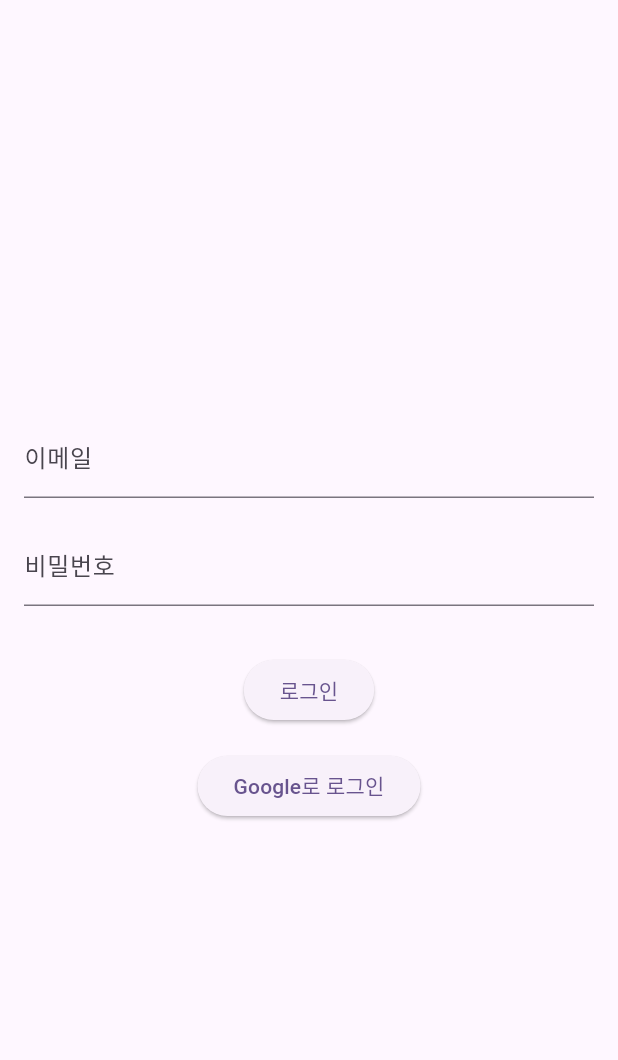
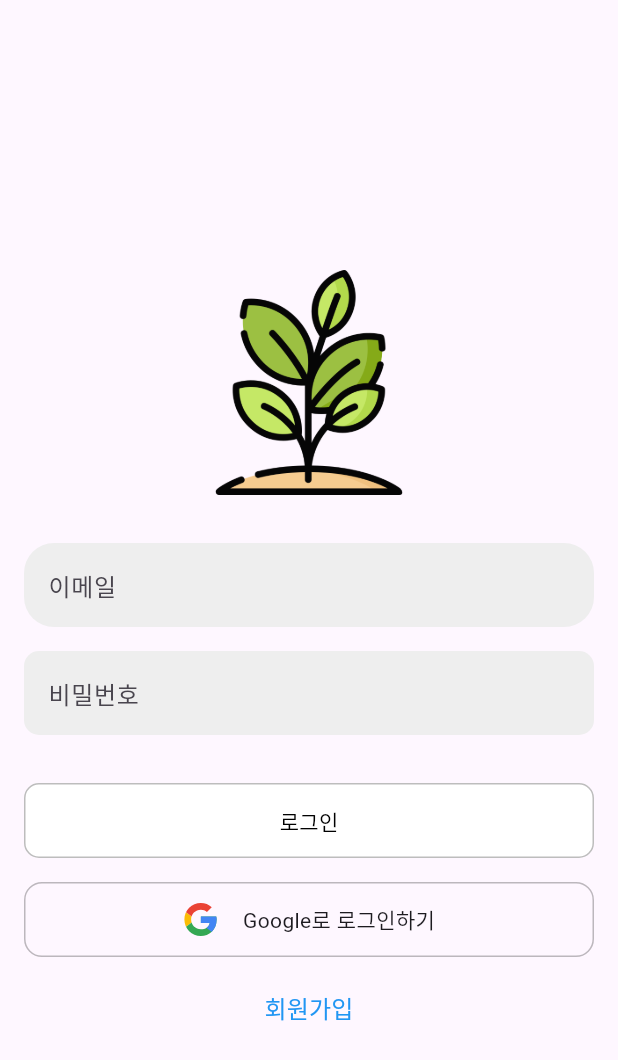
Before and after one commit to plog-us/plog-us-FE, a Flutter app: the LoginScreen screen opened directly, on a phone screen of 412 x 824 dp. Shown: the top 1060 px of the screen. Run offline on Flutter 3.47's test engine with Material 3 defaults, Android fonts, the light colour scheme and no system bars; our stand-ins replace flutter_screenutil, flutter_svg, fluttertoast, geolocator, get, google_maps_flutter and 3 more.

Commit message:
feat: login design

```diff
--- a/lib/app/routes/app_pages.dart
+++ b/lib/app/routes/app_pages.dart
@@ -32,6 +32,12 @@ class AppPages {
       binding: MainBinding(),
       transition: Transition.downToUp,
     ),
+    GetPage(
+      name: _Paths.JOIN,
+      page: () => const SignUpScreen(),
+      binding: MainBinding(),
+      transition: Transition.fadeIn,
+    ),
     // TODO: Add More Pages
   ];
 }
--- a/lib/app/routes/app_routes.dart
+++ b/lib/app/routes/app_routes.dart
@@ -5,6 +5,7 @@ abstract class Routes {
 
   static const LOGIN = _Paths.LOGIN;
   static const MAIN = _Paths.MAIN;
+  static const JOIN = _Paths.JOIN;
   static const SETTING = _Paths.SETTING;
   // TODO: Add More Routes
 }
@@ -12,6 +13,7 @@ abstract class Routes {
 abstract class _Paths {
   static const LOGIN = "/login";
   static const MAIN = "/main";
+  static const JOIN = "/join";
   static const SETTING = "/setting";
   // TODO: Add More Paths
 }
--- a/lib/app/view/login_page/login_page.dart
+++ b/lib/app/view/login_page/login_page.dart
@@ -4,6 +4,7 @@ import 'package:google_sign_in/google_sign_in.dart';
 import 'dart:convert';
 import 'package:http/http.dart' as http;
 import 'package:plog_us/app/controllers/login/login_controller.dart';
+import 'package:flutter_svg/flutter_svg.dart';
 
 class LoginScreen extends StatefulWidget {
   const LoginScreen({super.key});
@@ -22,38 +23,116 @@ class _LoginScreenState extends State<LoginScreen> {
   @override
   Widget build(BuildContext context) {
     return Scaffold(
-      body: Padding(
+      body: Center(
+        child: Padding(
           padding: const EdgeInsets.all(16.0),
+          child: SingleChildScrollView(
             child: Column(
               mainAxisAlignment: MainAxisAlignment.center,
               children: [
+                const SizedBox(height: 40.0),
+                Container(
+                  width: double.infinity,
+                  padding: const EdgeInsets.all(12.0),
+                  child: Image.asset(
+                    'assets/images/plant.png', // 로고 이미지 경로
+                    width: 150, // 이미지 너비
+                    height: 150, // 이미지 높이
+                  ),
+                ),
+                const SizedBox(height: 20.0),
                 TextField(
                   controller: emailController,
-              decoration: const InputDecoration(
+                  decoration: InputDecoration(
                     labelText: '이메일',
+                    filled: true,
+                    fillColor: Colors.grey[200],
+                    enabledBorder: OutlineInputBorder(
+                      borderSide: BorderSide.none,
+                      borderRadius: BorderRadius.circular(20.0),
+                    ),
+                    focusedBorder: OutlineInputBorder(
+                      borderSide: BorderSide.none,
+                      borderRadius: BorderRadius.circular(20.0),
+                    ),
                   ),
                 ),
                 const SizedBox(height: 16.0),
                 TextField(
                   controller: passwordController,
                   obscureText: true,
-              decoration: const InputDecoration(
+                  decoration: InputDecoration(
                     labelText: '비밀번호',
+                    filled: true,
+                    fillColor: Colors.grey[200],
+                    enabledBorder: OutlineInputBorder(
+                      borderSide: BorderSide.none,
+                      borderRadius: BorderRadius.circular(10.0),
+                    ),
+                    focusedBorder: OutlineInputBorder(
+                      borderSide: BorderSide.none,
+                      borderRadius: BorderRadius.circular(10.0),
+                    ),
                   ),
                 ),
                 const SizedBox(height: 32.0),
-            ElevatedButton(
-              onPressed: () {
+                GestureDetector(
+                  onTap: () {
                     _Login();
                   },
-              child: const Text('로그인'),
+                  child: Container(
+                    width: double.infinity,
+                    height: 50,
+                    alignment: Alignment.center,
+                    decoration: BoxDecoration(
+                      border: Border.all(color: Colors.black26),
+                      borderRadius: BorderRadius.circular(10),
+                      color: Colors.white,
+                    ),
+                    child: const Text(
+                      '로그인',
+                      style: TextStyle(color: Colors.black),
+                    ),
+                  ),
                 ),
                 const SizedBox(height: 16.0),
-            ElevatedButton(
-              onPressed: _handleGoogleSignIn,
-              child: const Text('Google로 로그인'),
+                GestureDetector(
+                  onTap: _handleGoogleSignIn, // _login 함수를 실행하도록 설정
+                  child: Container(
+                    decoration: BoxDecoration(
+                      border: Border.all(color: Colors.black26),
+                      borderRadius: BorderRadius.circular(12),
+                    ),
+                    height: 50,
+                    padding: const EdgeInsets.symmetric(horizontal: 20),
+                    child: Row(
+                      mainAxisAlignment: MainAxisAlignment.center,
+                      children: [
+                        SvgPicture.asset('assets/icons/ic_google.svg'),
+                        const SizedBox(width: 16),
+                        const Text(
+                          "Google로 로그인하기",
                         ),
                       ],
+                    ),
+                  ),
+                ),
+                const SizedBox(height: 10.0),
+                TextButton(
+                  onPressed: () {
+                    Get.toNamed('/join');
+                  },
+                  child: const Text(
+                    '회원가입',
+                    style: TextStyle(
+                      fontSize: 16.0,
+                      color: Colors.blue,
+                    ),
+                  ),
+                ),
+              ],
+            ),
+          ),
         ),
       ),
     );
--- a/pubspec.yaml
+++ b/pubspec.yaml
@@ -43,6 +43,7 @@ dependencies:
   http: ^1.2.0
   geolocator: ^10.1.0
   permission_handler: ^11.2.0
+  flutter_svg: ^2.0.9
 
 dev_dependencies:
   flutter_test:
@@ -72,6 +73,8 @@ flutter:
 
   assets:
     - assets/images/blank_user.png
+    - assets/images/plant.png
+    - assets/icons/
 
   # An image asset can refer to one or more resolution-specific "variants", see
   # https://flutter.dev/assets-and-images/#resolution-aware
```
Also changed, not shown: assets/icons/ic_google.svg (added), assets/images/plant.png (added), pubspec.lock. Lines whose indentation alone changed are shown as unchanged.
